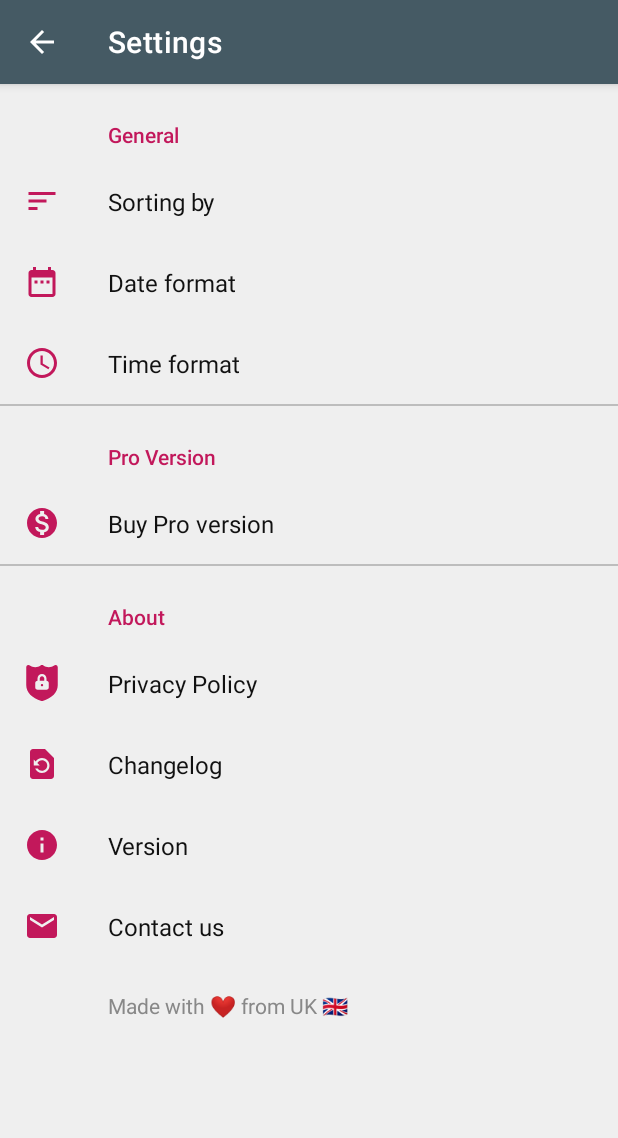
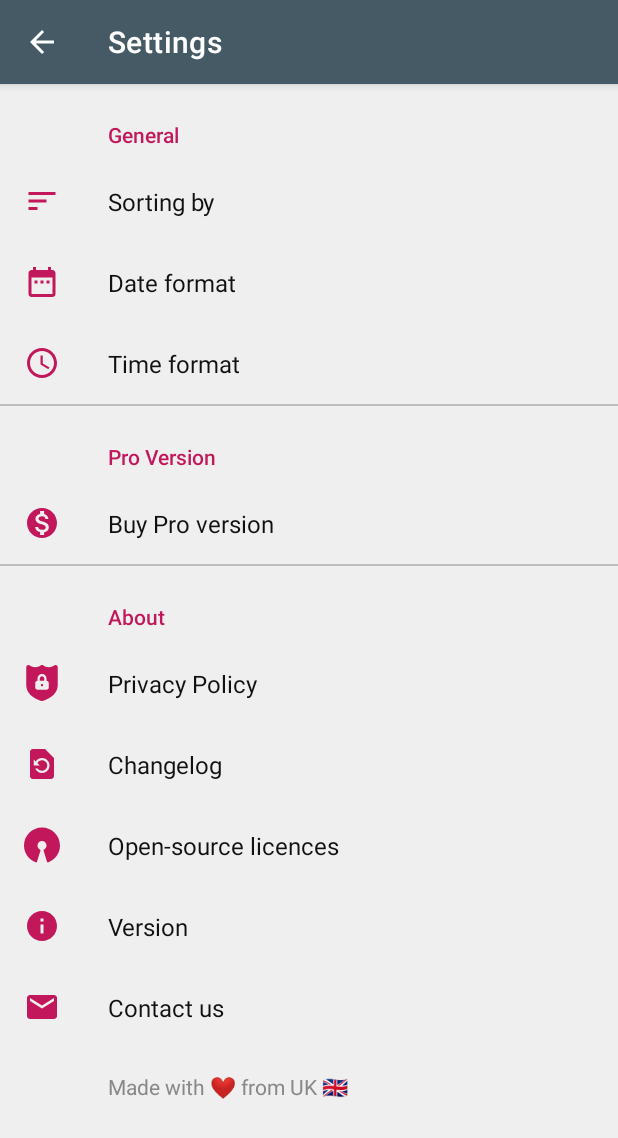
Before and after one commit to kevalpatel2106/year-in-progress, an Android app: the SettingsFragment screen opened directly, with no data from a screen before it, on a phone screen of 412 x 824 dp. Shown: the top 1138 px of the screen. Run offline under Robolectric (Android 15) with nearby library versions, the phone set to English and light mode, and no system bars; our stand-ins replace AdMob, Dagger/Hilt's generated code, RxJava, Timber, androidx.preference; libraries missing offline, so code that uses them is left out: com.android.billingclient, com.facebook.stetho, com.mikepenz.aboutlibraries; 7 statements that could not run were skipped.

Commit message:
Adding open source library
Signed-off-by: Keval Patel <kevalpatel2106@gmail.com>

```diff
--- a/app/build.gradle
+++ b/app/build.gradle
@@ -5,6 +5,7 @@ apply plugin: 'kotlin-kapt'
 apply plugin: 'jacoco'
 apply plugin: 'io.fabric'
 apply plugin: 'com.google.firebase.firebase-perf'
+apply plugin: 'com.cookpad.android.licensetools'
 
 dependencies {
     implementation project(':core')
@@ -14,6 +15,7 @@ dependencies {
     implementation 'com.github.betterme-dev:BottomSheet:android-x-SNAPSHOT'
     implementation 'androidx.preference:preference:1.1.0-alpha02'
     implementation 'com.google.android:flexbox:1.1.0'
+    implementation "com.mikepenz:aboutlibraries:6.2.0"
 
     // Firebase
     implementation 'com.google.firebase:firebase-ads:17.1.3'
--- a/app/src/main/java/com/kevalpatel2106/yip/edit/EditProgressActivity.kt
+++ b/app/src/main/java/com/kevalpatel2106/yip/edit/EditProgressActivity.kt
@@ -13,7 +13,6 @@ import androidx.lifecycle.Observer
 import androidx.lifecycle.ViewModelProvider
 import androidx.lifecycle.ViewModelProviders
 import com.kevalpatel2106.yip.R
-import com.kevalpatel2106.yip.base.ColorPicker
 import com.kevalpatel2106.yip.core.nullSafeObserve
 import com.kevalpatel2106.yip.core.prepareLaunchIntent
 import com.kevalpatel2106.yip.core.showOrHideLoader
@@ -21,6 +20,7 @@ import com.kevalpatel2106.yip.core.showSnack
 import com.kevalpatel2106.yip.di.getAppComponent
 import com.kevalpatel2106.yip.payment.PaymentActivity
 import com.kevalpatel2106.yip.repo.utils.DateFormatter
+import com.kevalpatel2106.yip.utils.ColorPicker
 import kotlinx.android.synthetic.main.activity_edit_progress.*
 import java.util.*
 import javax.inject.Inject
--- a/app/src/main/java/com/kevalpatel2106/yip/base/ColorPicker.kt
+++ b/app/src/main/java/com/kevalpatel2106/yip/utils/ColorPicker.kt
@@ -1,4 +1,4 @@
-package com.kevalpatel2106.yip.base
+package com.kevalpatel2106.yip.utils
 
 import android.content.Context
 import android.graphics.Canvas
--- /dev/null
+++ b/app/src/main/res/drawable/ic_open_source.xml
@@ -0,0 +1,9 @@
+<vector xmlns:android="http://schemas.android.com/apk/res/android"
+    android:width="24dp"
+    android:height="24dp"
+    android:viewportHeight="512"
+    android:viewportWidth="512">
+    <path
+        android:fillColor="@color/colorAccent"
+        android:pathData="M256,8.144c-141.152,0 -256,114.848 -256,256C0,369.456 66.016,465.36 164.224,502.768c4.096,1.632 8.704,1.376 12.672,-0.544c3.968,-1.952 6.976,-5.408 8.288,-9.632l48,-153.28c2.272,-7.264 -0.864,-15.136 -7.52,-18.784C204.896,309.072 192,287.472 192,264.144c0,-35.296 28.704,-64 64,-64s64,28.704 64,64c0,23.328 -12.896,44.928 -33.664,56.416c-6.656,3.648 -9.824,11.52 -7.52,18.784l48,153.28c1.312,4.224 4.32,7.68 8.288,9.632c2.208,1.056 4.608,1.6 6.976,1.6c1.92,0 3.872,-0.352 5.696,-1.056C446.016,465.36 512,369.456 512,264.144C512,122.992 397.152,8.144 256,8.144z" />
+</vector>
--- a/app/src/main/res/layout/activity_edit_progress.xml
+++ b/app/src/main/res/layout/activity_edit_progress.xml
@@ -141,7 +141,7 @@
                 app:layout_constraintStart_toStartOf="@+id/guideline"
                 app:layout_constraintTop_toBottomOf="@+id/edit_end_time" />
 
-            <com.kevalpatel2106.yip.base.ColorPicker
+            <com.kevalpatel2106.yip.utils.ColorPicker
                 android:id="@+id/edit_color"
                 android:layout_width="0dp"
                 android:layout_height="@dimen/spacing_huge"
--- a/app/src/main/res/values/const.xml
+++ b/app/src/main/res/values/const.xml
@@ -7,5 +7,6 @@
     <string name="pref_key_changelog" translatable="false">pref_key_changelog</string>
     <string name="pref_key_privacy_policy" translatable="false">pref_key_privacy_policy</string>
     <string name="pref_key_pro_version_header" translatable="false">pro_version_header</string>
+    <string name="pref_key_open_source_licences" translatable="false">pref_key_open_source_licences</string>
     <!--TODO: Categorize the constants-->
 </resources>
--- a/app/src/main/res/values/strings.xml
+++ b/app/src/main/res/values/strings.xml
@@ -20,6 +20,7 @@
     <string name="pref_title_privacy_policy">Privacy Policy</string>
     <string name="pref_title_changelog">Changelog</string>
     <string name="pref_title_sort_by">Sorting by</string>
+    <string name="pref_title_open_source_licences">Open-source licences</string>
     <string name="pref_made_love_with_uk">Made with ❤ from UK 🇬🇧</string>
     <string-array name="date_format_titles">
         <item>01-Jan-2019</item>
--- a/app/src/main/res/xml/root_preferences.xml
+++ b/app/src/main/res/xml/root_preferences.xml
@@ -65,6 +65,11 @@
             android:title="@string/pref_title_changelog" />
 
         <androidx.preference.Preference
+            android:icon="@drawable/ic_open_source"
+            android:key="@string/pref_key_open_source_licences"
+            android:title="@string/pref_title_open_source_licences" />
+
+        <androidx.preference.Preference
             android:icon="@drawable/ic_info"
             android:key="@string/pref_key_version"
             android:title="@string/pref_title_version" />
--- a/build.gradle
+++ b/build.gradle
@@ -19,6 +19,7 @@ buildscript {
         classpath "com.vanniktech:gradle-android-junit-jacoco-plugin:0.13.0"
         classpath 'com.google.gms:google-services:4.2.0'
         classpath 'io.fabric.tools:gradle:1.27.0'
+        classpath 'com.cookpad.android.licensetools:license-tools-plugin:1.6.0'
         classpath('com.google.firebase:firebase-plugins:1.1.5') {
             exclude group: 'com.google.guava', module: 'guava-jdk5'
         }
@@ -137,7 +138,7 @@ subprojects {
         dependencies {
             implementation "org.jetbrains.kotlin:kotlin-stdlib-jdk7:$versions.kotlin"
             implementation('com.jakewharton.timber:timber:4.7.1', excludeGrp)
-            implementation "io.reactivex.rxjava2:rxjava:2.2.4"
+            implementation "io.reactivex.rxjava2:rxjava:2.2.5"
 
             //Dagger dependencies
             implementation "com.google.dagger:dagger-android:${versions.daggerVersion}"
--- a/core/src/main/res/values/theme.xml
+++ b/core/src/main/res/values/theme.xml
@@ -35,6 +35,7 @@
         <!--Divider-->
         <item name="android:dividerHeight">@dimen/divider_height</item>
         <item name="android:listDivider">@drawable/list_divider</item>
+        <item name="colorControlNormal">@android:color/white</item>
     </style>
 
     <!--Alert dialogs-->
```
Also changed, not shown: app/src/main/java/com/kevalpatel2106/yip/settings/SettingsFragment.kt (+15 -0 lines).
